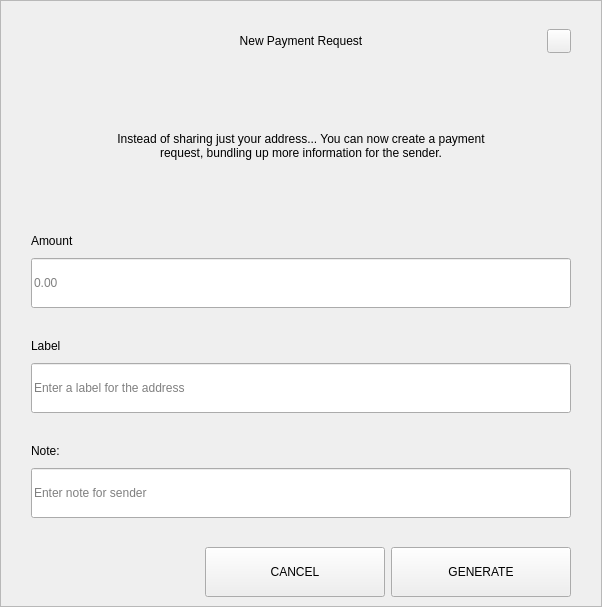
First picture: the form in src/qt/rpdchain/forms/requestdialog.ui, repository cimelli/RpdSource, before the edit.
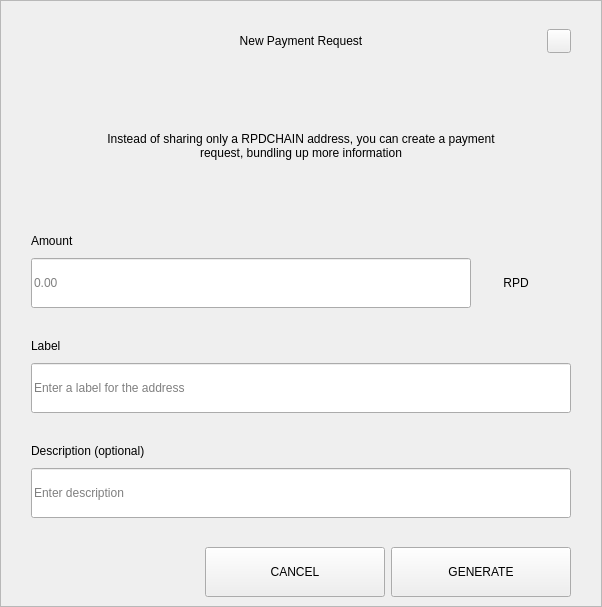
Second picture: the form after the edit.

Patch:
```diff
--- a/src/qt/rpdchain/forms/requestdialog.ui
+++ b/src/qt/rpdchain/forms/requestdialog.ui
@@ -210,7 +210,7 @@
              </size>
             </property>
             <property name="text">
-             <string>Instead of sharing just your address... You can now create a payment request, bundling up more information for the sender.</string>
+             <string>Instead of sharing only a RPDCHAIN address, you can create a payment request, bundling up more information</string>
             </property>
             <property name="alignment">
              <set>Qt::AlignCenter</set>
@@ -259,7 +259,7 @@
              </item>
              <item alignment="Qt::AlignTop">
               <widget class="QWidget" name="layoutAmount" native="true">
-               <layout class="QHBoxLayout" name="horizontalLayout" stretch="2,1">
+               <layout class="QHBoxLayout" name="horizontalLayout" stretch="2,0">
                 <property name="spacing">
                  <number>0</number>
                 </property>
@@ -294,6 +294,49 @@
                   </property>
                  </widget>
                 </item>
+                <item>
+                 <widget class="QWidget" name="comboContainer" native="true">
+                  <property name="minimumSize">
+                   <size>
+                    <width>100</width>
+                    <height>50</height>
+                   </size>
+                  </property>
+                  <property name="maximumSize">
+                   <size>
+                    <width>16777215</width>
+                    <height>50</height>
+                   </size>
+                  </property>
+                  <layout class="QHBoxLayout" name="horizontalLayout_31">
+                   <property name="spacing">
+                    <number>0</number>
+                   </property>
+                   <property name="leftMargin">
+                    <number>0</number>
+                   </property>
+                   <property name="topMargin">
+                    <number>0</number>
+                   </property>
+                   <property name="rightMargin">
+                    <number>10</number>
+                   </property>
+                   <property name="bottomMargin">
+                    <number>0</number>
+                   </property>
+                   <item>
+                    <widget class="QLabel" name="comboBoxCoin">
+                     <property name="text">
+                      <string>RPD</string>
+                     </property>
+                     <property name="alignment">
+                      <set>Qt::AlignCenter</set>
+                     </property>
+                    </widget>
+                   </item>
+                  </layout>
+                 </widget>
+                </item>
                </layout>
               </widget>
              </item>
@@ -397,7 +440,7 @@
                </size>
               </property>
               <property name="text">
-               <string>Note:</string>
+               <string>Description (optional)</string>
               </property>
              </widget>
             </item>
@@ -416,7 +459,7 @@
                </size>
               </property>
               <property name="placeholderText">
-               <string>Enter note for sender</string>
+               <string>Enter description</string>
               </property>
              </widget>
             </item>
```
Left out of the diff: 5 changed lines with no effect on the pictures.
